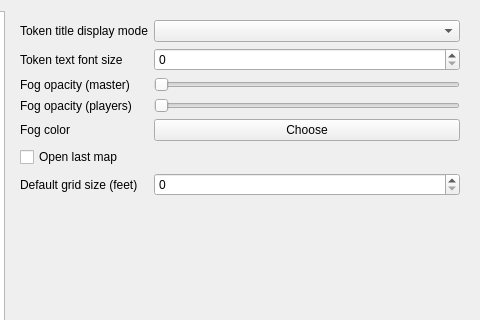
Old version of the form settingsdialog.ui in the repository Technohamster-py/dm-assist; both pictures show x 263 to 743 and y 0 to 320 of the 743 by 529 pixel window.
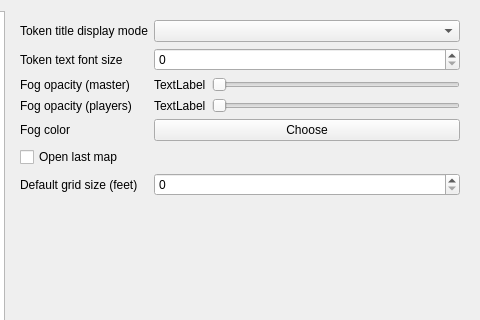
New version of the form. Icons and pictures are not drawn.

Commit message: Добавлены лейблы, отображающие настройки прозрачности тумана в процентах

The edit to the form file:
```diff
--- a/settingsdialog.ui
+++ b/settingsdialog.ui
@@ -460,16 +460,6 @@
            </property>
           </widget>
          </item>
-         <item row="2" column="1">
-          <widget class="QSlider" name="masterFogSlider">
-           <property name="maximum">
-            <number>100</number>
-           </property>
-           <property name="orientation">
-            <enum>Qt::Horizontal</enum>
-           </property>
-          </widget>
-         </item>
          <item row="3" column="0">
           <widget class="QLabel" name="playerFogLabel">
            <property name="text">
@@ -477,16 +467,6 @@
            </property>
           </widget>
          </item>
-         <item row="3" column="1">
-          <widget class="QSlider" name="playerFogSlider">
-           <property name="maximum">
-            <number>100</number>
-           </property>
-           <property name="orientation">
-            <enum>Qt::Horizontal</enum>
-           </property>
-          </widget>
-         </item>
          <item row="4" column="0">
           <widget class="QLabel" name="fogColorLabel">
            <property name="text">
@@ -531,6 +511,48 @@
          <item row="6" column="1">
           <widget class="QSpinBox" name="gridSizeBox"/>
          </item>
+         <item row="3" column="1">
+          <layout class="QHBoxLayout" name="playerFogOpacitylayout">
+           <item>
+            <widget class="QLabel" name="playerFogValueLabel">
+             <property name="text">
+              <string>TextLabel</string>
+             </property>
+            </widget>
+           </item>
+           <item>
+            <widget class="QSlider" name="playerFogSlider">
+             <property name="maximum">
+              <number>100</number>
+             </property>
+             <property name="orientation">
+              <enum>Qt::Horizontal</enum>
+             </property>
+            </widget>
+           </item>
+          </layout>
+         </item>
+         <item row="2" column="1">
+          <layout class="QHBoxLayout" name="masterFogOpacitylayout">
+           <item>
+            <widget class="QLabel" name="masterFogValueLabel">
+             <property name="text">
+              <string>TextLabel</string>
+             </property>
+            </widget>
+           </item>
+           <item>
+            <widget class="QSlider" name="masterFogSlider">
+             <property name="maximum">
+              <number>100</number>
+             </property>
+             <property name="orientation">
+              <enum>Qt::Horizontal</enum>
+             </property>
+            </widget>
+           </item>
+          </layout>
+         </item>
         </layout>
        </widget>
        <widget class="QWidget" name="hotkeysPage">
```
Left out of the diff: 4 changed lines with no effect on the pictures. The commit also changes 1 other file.
